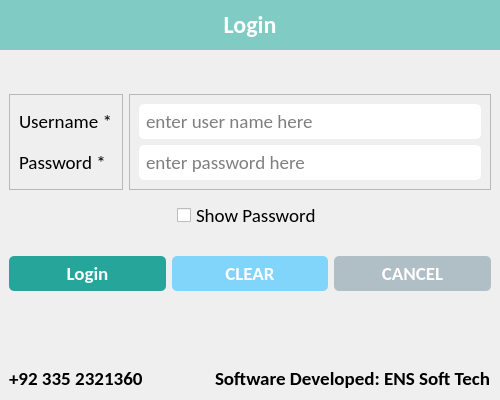
The window that ui/login_page.ui (CodeWithEhtisham/Diesel-Pump) describes before a commit, drawn with Qt 5.
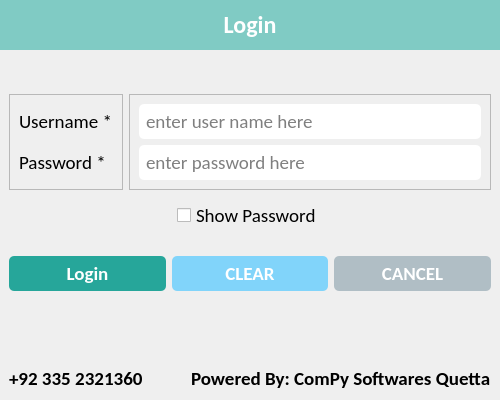
The same window after the commit. Icons and pictures are not drawn.

The edit to the form file:
```diff
--- a/ui/login_page.ui
+++ b/ui/login_page.ui
@@ -369,7 +369,7 @@
           </font>
          </property>
          <property name="text">
-          <string>Software Developed: ENS Soft Tech</string>
+          <string>Powered By: ComPy Softwares Quetta</string>
          </property>
         </widget>
        </item>
```
